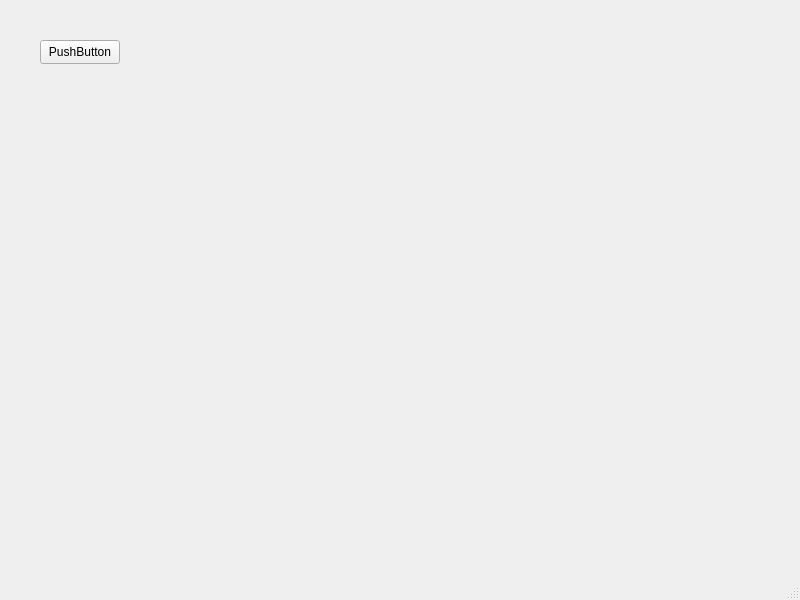
Old version of the form mainwindow.ui in the repository wbmetzel/QTCurves.
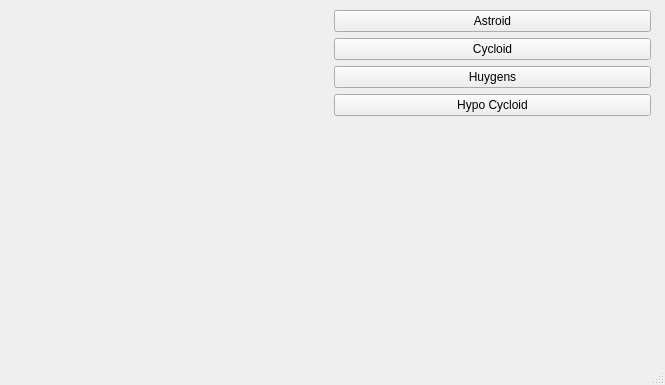
New version of the form. Custom widgets are drawn as their Qt base class.

Commit message: Render area implementation

Patch:
```diff
--- a/mainwindow.ui
+++ b/mainwindow.ui
@@ -6,30 +6,85 @@
    <rect>
     <x>0</x>
     <y>0</y>
-    <width>800</width>
-    <height>600</height>
+    <width>665</width>
+    <height>385</height>
    </rect>
   </property>
   <property name="windowTitle">
    <string>MainWindow</string>
   </property>
   <widget class="QWidget" name="centralwidget">
-   <widget class="QPushButton" name="pushButton">
+   <widget class="QWidget" name="">
     <property name="geometry">
      <rect>
-      <x>40</x>
-      <y>40</y>
-      <width>80</width>
-      <height>24</height>
+      <x>10</x>
+      <y>10</y>
+      <width>641</width>
+      <height>341</height>
      </rect>
     </property>
-    <property name="text">
-     <string>PushButton</string>
-    </property>
+    <layout class="QHBoxLayout" name="horizontalLayout">
+     <item>
+      <widget class="RenderArea" name="renderArea" native="true"/>
+     </item>
+     <item>
+      <layout class="QVBoxLayout" name="verticalLayout">
+       <item>
+        <widget class="QPushButton" name="btnAstroid">
+         <property name="text">
+          <string>Astroid</string>
+         </property>
+        </widget>
+       </item>
+       <item>
+        <widget class="QPushButton" name="btnCycloid">
+         <property name="text">
+          <string>Cycloid</string>
+         </property>
+        </widget>
+       </item>
+       <item>
+        <widget class="QPushButton" name="btnHuygens">
+         <property name="text">
+          <string>Huygens</string>
+         </property>
+        </widget>
+       </item>
+       <item>
+        <widget class="QPushButton" name="btnHypo">
+         <property name="text">
+          <string>Hypo Cycloid</string>
+         </property>
+        </widget>
+       </item>
+       <item>
+        <spacer name="verticalSpacer">
+         <property name="orientation">
+          <enum>Qt::Vertical</enum>
+         </property>
+         <property name="sizeHint" stdset="0">
+          <size>
+           <width>20</width>
+           <height>40</height>
+          </size>
+         </property>
+        </spacer>
+       </item>
+      </layout>
+     </item>
+    </layout>
    </widget>
   </widget>
   <widget class="QStatusBar" name="statusbar"/>
  </widget>
+ <customwidgets>
+  <customwidget>
+   <class>RenderArea</class>
+   <extends>QWidget</extends>
+   <header>renderarea.h</header>
+   <container>1</container>
+  </customwidget>
+ </customwidgets>
  <resources/>
  <connections/>
 </ui>
```
The commit also changes 6 other files.
